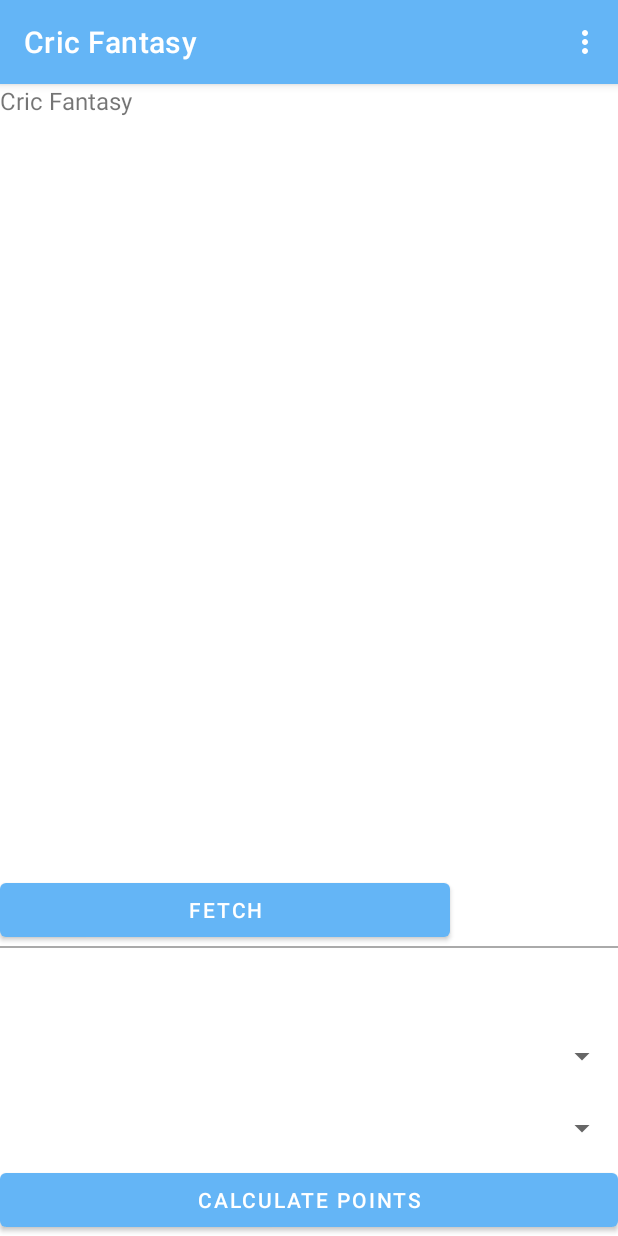
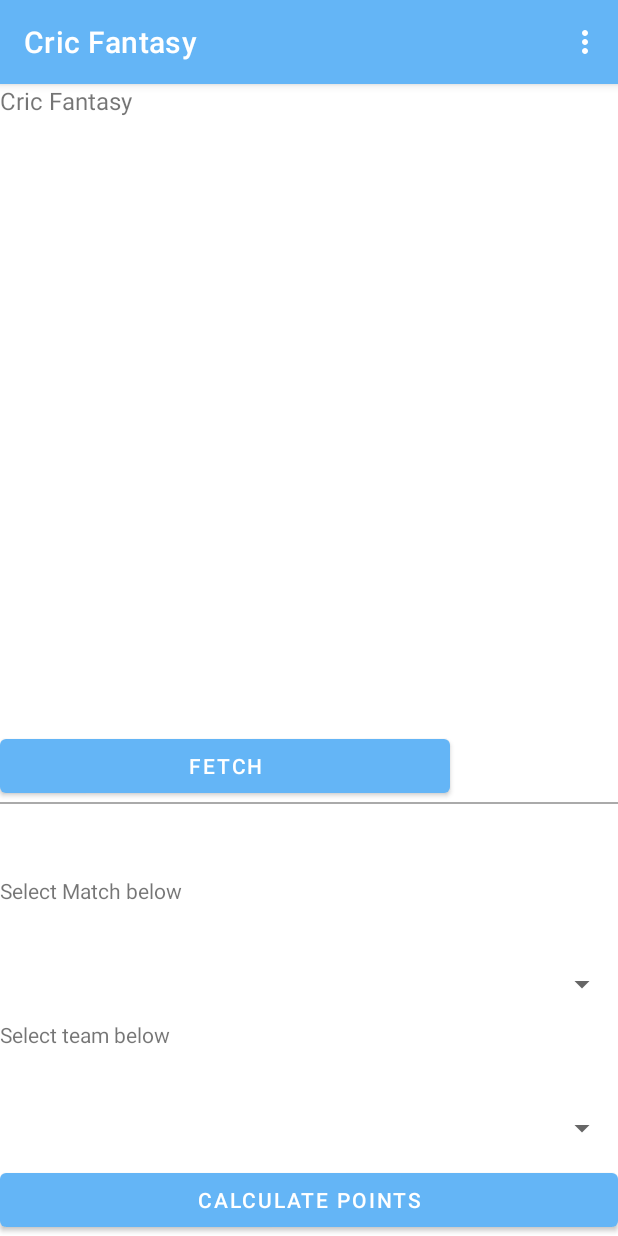
Before and after one commit to ringpisolve/CricFantasy, an Android app: the AddMatchActivity screen opened directly, with no data from a screen before it, on a phone screen of 412 x 824 dp. Run offline under Robolectric (Android 15) with nearby library versions, the phone set to English and light mode, and no system bars; our stand-ins replace Firebase (no records; nobody signed in at launch, a user with empty details on screens opened directly).

```diff
--- a/app/src/main/res/layout/sample_main.xml
+++ b/app/src/main/res/layout/sample_main.xml
@@ -41,13 +41,24 @@
         android:layout_width="match_parent"
         android:layout_height="48dp"
         android:freezesText="true" />
-
+    <TextView
+        android:id="@+id/select_match"
+        android:layout_width="match_parent"
+        android:layout_height="48dp"
+        android:text="@string/select_match_label"
+        />
     <Spinner
         android:id="@+id/spinner1"
         android:layout_width="match_parent"
         android:layout_height="48dp"
         />
+    <TextView
+        android:id="@+id/select_team"
+        android:layout_width="match_parent"
+        android:layout_height="48dp"
+        android:text="@string/select_team_label"
 
+        />
     <Spinner
         android:id="@+id/spinner2"
         android:layout_width="match_parent"
@@ -58,6 +69,7 @@
         android:id="@+id/button"
         android:layout_width="match_parent"
         android:layout_height="48dp"
-        android:text="@string/calculate_points" />
+        android:text="@string/calculate_points"
+        />
 
 </LinearLayout>
--- a/app/src/main/res/values/strings.xml
+++ b/app/src/main/res/values/strings.xml
@@ -22,4 +22,6 @@
     <string name="hello_blank_fragment">Hello blank fragment</string>
     <string name="your_squad_text">Your Squad</string>
     <string name="calculate_points">Calculate points</string>
+    <string name="select_match_label">Select Match below</string>
+    <string name="select_team_label">Select team below</string>
 </resources>
```
